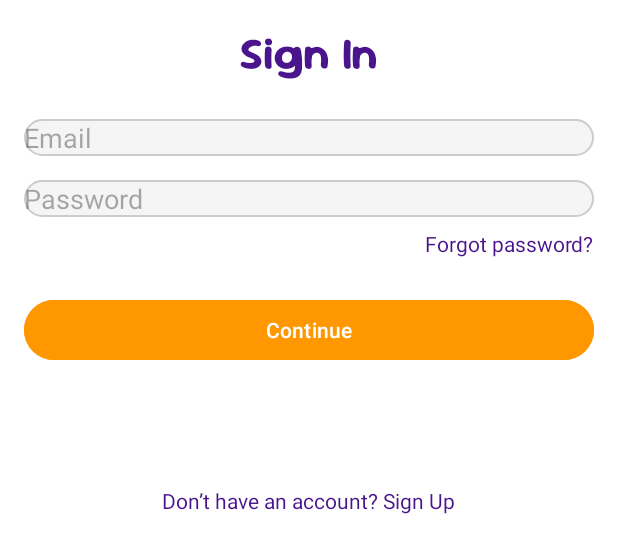
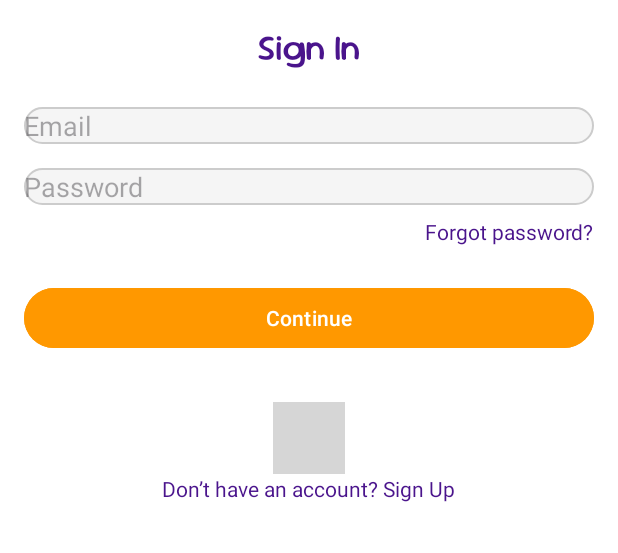
Before and after one commit to Kiddos-Kids-Food-Discoveries/Kiddos-Android, an Android app: the layout activity_login.xml on its own in the app's theme, with its tools: preview values and no code run, on a phone screen of 412 x 824 dp. Shown: the top 553 px of the screen. Run offline under Robolectric (Android 15) with nearby library versions, the phone set to English and light mode, and no system bars; grey boxes are pictures that could not be loaded.

Commit message:
rubah pada halaman sign in

```diff
--- a/app/src/main/res/layout/activity_login.xml
+++ b/app/src/main/res/layout/activity_login.xml
@@ -13,10 +13,10 @@
         android:id="@+id/tvSignInTitle"
         android:layout_width="wrap_content"
         android:layout_height="wrap_content"
+        android:fontFamily="@font/sourgummy_medium"
         android:text="@string/sign_in"
-        android:textSize="30sp"
-        android:fontFamily="@font/sourgummy_bold"
-        android:textColor="#4A148C"
+        android:textSize="24sp"
+        android:textColor="@color/Purple900"
         android:layout_gravity="center_horizontal"
         android:layout_marginBottom="24dp" />
 
@@ -24,7 +24,7 @@
         android:id="@+id/etEmail"
         android:layout_width="match_parent"
         android:layout_height="wrap_content"
-        android:hint="Email"
+        android:hint="@string/email"
         android:inputType="textEmailAddress"
         android:layout_marginBottom="16dp"
         android:background="@drawable/rounded_edittext" />
@@ -33,7 +33,7 @@
         android:id="@+id/etPassword"
         android:layout_width="match_parent"
         android:layout_height="wrap_content"
-        android:hint="Password"
+        android:hint="@string/password"
         android:inputType="textPassword"
         android:layout_marginBottom="8dp"
         android:background="@drawable/rounded_edittext" />
@@ -42,8 +42,8 @@
         android:id="@+id/tvForgotPassword"
         android:layout_width="wrap_content"
         android:layout_height="wrap_content"
-        android:text="Forgot password?"
-        android:textColor="#4A148C"
+        android:text="@string/forgot_password"
+        android:textColor="@color/Purple900"
         android:textSize="14sp"
         android:layout_gravity="end"
         android:layout_marginBottom="24dp" />
@@ -52,15 +52,16 @@
         android:id="@+id/btnContinue"
         android:layout_width="match_parent"
         android:layout_height="wrap_content"
-        android:backgroundTint="#FF9800"
-        android:text="Continue"
-        android:textColor="#FFFFFF"
+        android:backgroundTint="@color/OrangePill"
+        android:text="@string/continuebtn"
+        android:textColor="@color/white"
         android:layout_marginBottom="16dp" />
 
     <ImageView
         android:id="@+id/ivCharacterLogin"
         android:layout_width="48dp"
         android:layout_height="48dp"
+        android:src="@drawable/pear_character"
         android:layout_gravity="center_horizontal"
         android:layout_marginTop="16dp" />
 
@@ -68,7 +69,7 @@
         android:id="@+id/tvSignUp"
         android:layout_width="wrap_content"
         android:layout_height="wrap_content"
-        android:text="Don’t have an account? Sign Up"
+        android:text="@string/tidak_punya_akun"
         android:textColor="#4A148C"
         android:textSize="14sp"
         android:layout_gravity="center_horizontal" />
--- a/app/src/main/res/values/colors.xml
+++ b/app/src/main/res/values/colors.xml
@@ -1,5 +1,9 @@
 <?xml version="1.0" encoding="utf-8"?>
 <resources>
+
     <color name="black">#FF000000</color>
     <color name="white">#FFFFFFFF</color>
+    <color name="Purple900">#4A148C</color>
+    <color name="OrangePill">#FF9800</color>
+
 </resources>
--- a/app/src/main/res/values/strings.xml
+++ b/app/src/main/res/values/strings.xml
@@ -1,4 +1,9 @@
 <resources>
     <string name="app_name">Kiddos-Android</string>
+    <string name="continuebtn">Continue</string>
+    <string name="password">Password</string>
     <string name="sign_in">Sign In</string>
+    <string name="email">Email</string>
+    <string name="forgot_password">Forgot password?</string>
+    <string name="tidak_punya_akun">Don’t have an account? Sign Up</string>
 </resources>
```
